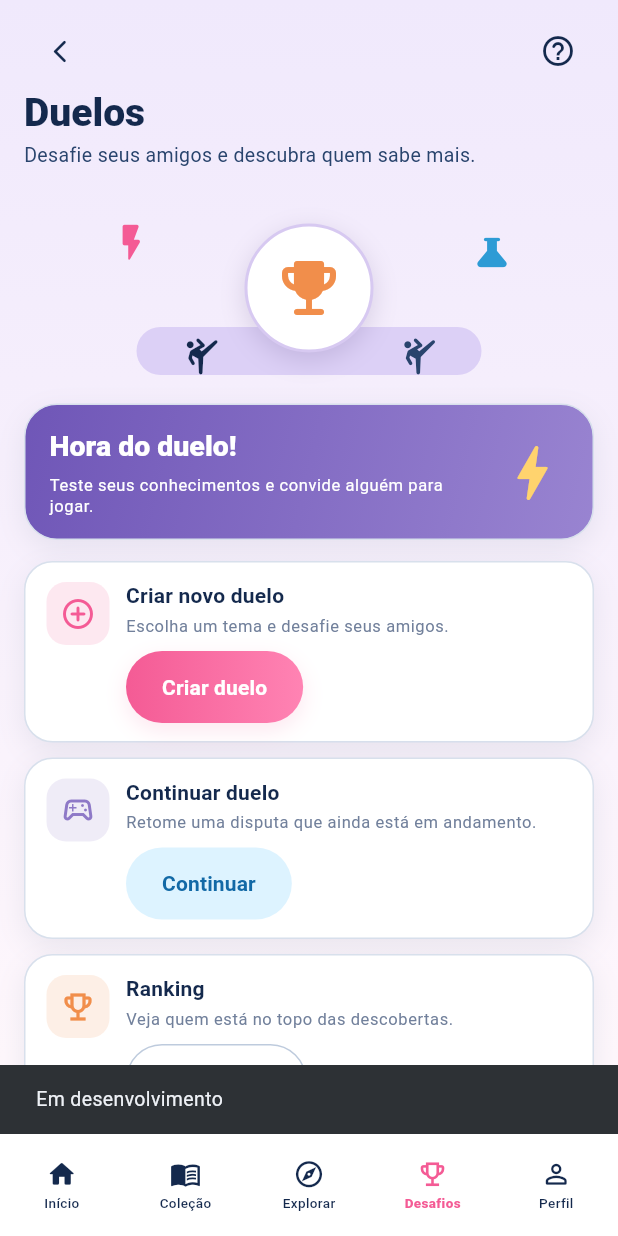
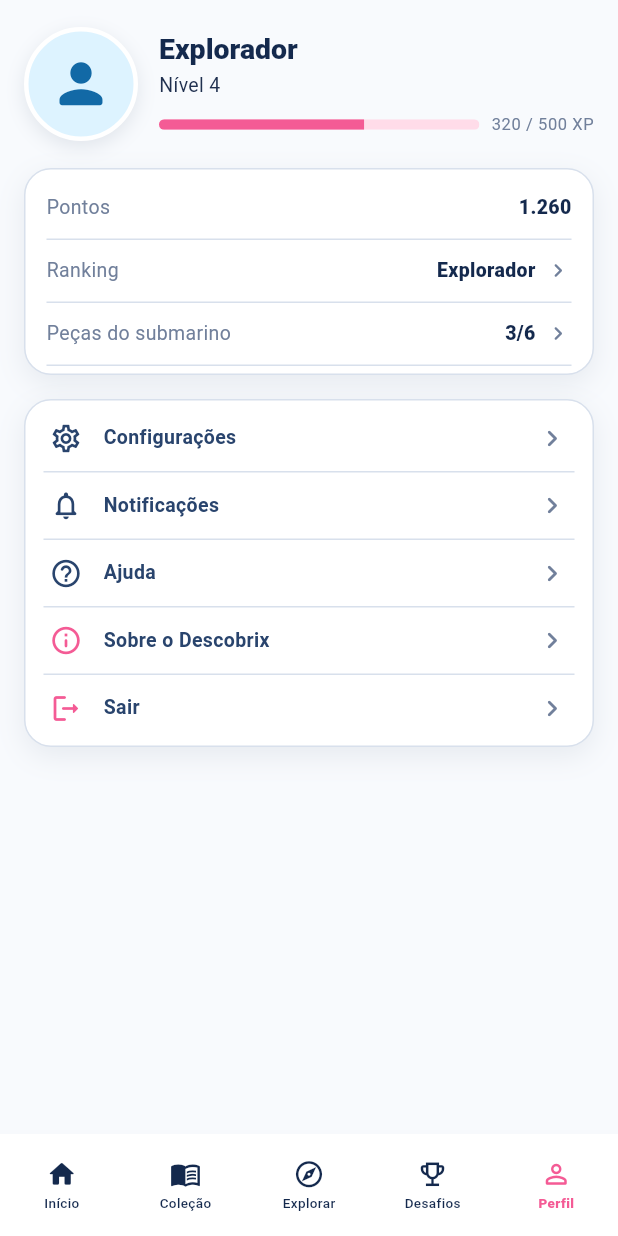
Before and after one commit to juliarichesky/descobrix-mobile, a Flutter app: the DuelsScreen screen opened directly, item 5 of the bottom bar chosen, on a phone screen of 412 x 824 dp. Run offline on Flutter 3.47's test engine with Material 3 defaults, Android fonts, the phone set to English and light mode, and no system bars; our stand-ins replace camera, shared_preferences; accounts and stored records are empty.

Commit message:
feat: implement user profile and logout functionality

```diff
--- a/lib/screens/collection_screen.dart
+++ b/lib/screens/collection_screen.dart
@@ -5,6 +5,7 @@ import '../models/discovery.dart';
 import '../theme/app_colors.dart';
 import 'duels_screen.dart';
 import 'item_detail_screen.dart';
+import 'profile_screen.dart';
 import 'scanner_screen.dart';
 
 class CollectionScreen extends StatefulWidget {
@@ -134,8 +135,10 @@ class _CollectionScreenState extends State<CollectionScreen> {
             .push(MaterialPageRoute<void>(builder: (_) => const DuelsScreen()));
         return;
       case 4:
-        ScaffoldMessenger.of(context)
-            .showSnackBar(const SnackBar(content: Text('Em desenvolvimento')));
+        Navigator.of(
+          context,
+        ).push(MaterialPageRoute<void>(builder: (_) => const ProfileScreen()));
+        return;
     }
   }
 
--- a/lib/screens/duels_screen.dart
+++ b/lib/screens/duels_screen.dart
@@ -6,6 +6,7 @@ import '../widgets/app_card.dart';
 import 'collection_screen.dart';
 import 'friends_screen.dart';
 import 'ongoing_duels_screen.dart';
+import 'profile_screen.dart';
 import 'ranking_screen.dart';
 import 'scanner_screen.dart';
 
@@ -59,7 +60,9 @@ class DuelsScreen extends StatelessWidget {
       case 3:
         return;
       case 4:
-        _showInDevelopment(context);
+        Navigator.of(
+          context,
+        ).push(MaterialPageRoute<void>(builder: (_) => const ProfileScreen()));
         return;
     }
   }
--- a/lib/screens/home_screen.dart
+++ b/lib/screens/home_screen.dart
@@ -6,6 +6,7 @@ import '../theme/app_colors.dart';
 import '../widgets/app_card.dart';
 import 'collection_screen.dart';
 import 'duels_screen.dart';
+import 'profile_screen.dart';
 import 'scanner_screen.dart';
 
 class HomeScreen extends StatefulWidget {
@@ -99,6 +100,10 @@ class _HomeScreenState extends State<HomeScreen> {
             _openDuels();
             return;
           }
+          if (index == 4) {
+            _openProfile();
+            return;
+          }
           setState(() => _selectedIndex = index);
           if (index != 0) _showInDevelopment();
         },
@@ -126,6 +131,11 @@ class _HomeScreenState extends State<HomeScreen> {
   void _openDuels() {
     Navigator.of(context)
         .push(MaterialPageRoute<void>(builder: (_) => const DuelsScreen()));
+  }
+
+  void _openProfile() {
+    Navigator.of(context)
+        .push(MaterialPageRoute<void>(builder: (_) => const ProfileScreen()));
   }
 }
 
--- /dev/null
+++ b/lib/screens/profile_screen.dart
@@ -0,0 +1,503 @@
+import 'package:flutter/material.dart';
+
+import '../data/local_account_store.dart';
+import '../theme/app_colors.dart';
+import '../widgets/app_card.dart';
+import 'collection_screen.dart';
+import 'duels_screen.dart';
+import 'login_screen.dart';
+import 'ranking_screen.dart';
+import 'scanner_screen.dart';
+
+class ProfileScreen extends StatefulWidget {
+  const ProfileScreen({super.key});
+
+  @override
+  State<ProfileScreen> createState() => _ProfileScreenState();
+}
+
+class _ProfileScreenState extends State<ProfileScreen> {
+  String _userName = 'Explorador';
+
+  @override
+  void initState() {
+    super.initState();
+    _loadAccount();
+  }
+
+  Future<void> _loadAccount() async {
+    final account = await LocalAccountStore.loadAccount();
+    if (!mounted || account == null) return;
+    final name = account.name.trim();
+    if (name.isEmpty) return;
+    setState(() => _userName = name.split(RegExp(r'\s+')).first);
+  }
+
+  void _openRanking() {
+    Navigator.of(context)
+        .push(MaterialPageRoute<void>(builder: (_) => const RankingScreen()));
+  }
+
+  void _showSettings() {
+    _showDialog(
+      title: 'Configura\u00E7\u00F5es',
+      content: const Column(
+        mainAxisSize: MainAxisSize.min,
+        crossAxisAlignment: CrossAxisAlignment.start,
+        children: <Widget>[
+          Text('Prefer\u00EAncias demonstrativas'),
+          SizedBox(height: 12),
+          Text('\u2022 Sons: ativados'),
+          Text('\u2022 Anima\u00E7\u00F5es: ativadas'),
+          Text('\u2022 Idioma: portugu\u00EAs (Brasil)'),
+        ],
+      ),
+    );
+  }
+
+  void _showNotifications() {
+    _showDialog(
+      title: 'Notifica\u00E7\u00F5es',
+      content: const Text(
+        'As notifica\u00E7\u00F5es ser\u00E3o implementadas em uma pr\u00F3xima etapa. Nenhuma permiss\u00E3o foi solicitada.',
+      ),
+    );
+  }
+
+  void _showHelp() {
+    _showDialog(
+      title: 'Ajuda',
+      content: const Text(
+        'Explore o mapa e use o Scanner para descobrir objetos. Adicione descobertas \u00E0 cole\u00E7\u00E3o e participe de duelos demonstrativos com seus amigos.',
+      ),
+    );
+  }
+
+  void _showAbout() {
+    _showDialog(
+      title: 'Sobre o Descobrix',
+      content: const Text(
+        'O Descobrix \u00E9 um jogo educativo sobre aplica\u00E7\u00F5es da tecnologia nuclear no cotidiano, apresentado de forma simples e segura.',
+      ),
+    );
+  }
+
+  void _showDialog({required String title, required Widget content}) {
+    showDialog<void>(
+      context: context,
+      builder: (dialogContext) {
+        return AlertDialog(
+          title: Text(title),
+          content: content,
+          actions: <Widget>[
+            TextButton(
+              onPressed: () => Navigator.of(dialogContext).pop(),
+              child: const Text('Fechar'),
+            ),
+          ],
+        );
+      },
+    );
+  }
+
+  Future<void> _confirmSignOut() async {
+    final shouldSignOut = await showDialog<bool>(
+      context: context,
+      builder: (dialogContext) {
+        return AlertDialog(
+          title: const Text('Sair da conta?'),
+          content: const Text(
+            'Voc\u00EA voltar\u00E1 para a tela de Login. Sua conta e sua cole\u00E7\u00E3o permanecer\u00E3o salvas neste dispositivo.',
+          ),
+          actions: <Widget>[
+            TextButton(
+              onPressed: () => Navigator.of(dialogContext).pop(false),
+              child: const Text('Cancelar'),
+            ),
+            ElevatedButton(
+              onPressed: () => Navigator.of(dialogContext).pop(true),
+              style: ElevatedButton.styleFrom(
+                backgroundColor: AppColors.pink,
+                foregroundColor: AppColors.surface,
+              ),
+              child: const Text('Sair'),
+            ),
+          ],
+        );
+      },
+    );
+
+    if (shouldSignOut != true || !mounted) return;
+    Navigator.of(context).pushAndRemoveUntil(
+      MaterialPageRoute<void>(builder: (_) => const LoginScreen()),
+      (route) => false,
+    );
+  }
+
+  void _onNavigationSelected(int index) {
+    switch (index) {
+      case 0:
+        Navigator.of(context).popUntil((route) => route.isFirst);
+        return;
+      case 1:
+        Navigator.of(context).push(
+          MaterialPageRoute<void>(builder: (_) => const CollectionScreen()),
+        );
+        return;
+      case 2:
+        Navigator.of(
+          context,
+        ).push(MaterialPageRoute<void>(builder: (_) => const ScannerScreen()));
+        return;
+      case 3:
+        Navigator.of(context)
+            .push(MaterialPageRoute<void>(builder: (_) => const DuelsScreen()));
+        return;
+      case 4:
+        return;
+    }
+  }
+
+  @override
+  Widget build(BuildContext context) {
+    final textTheme = Theme.of(context).textTheme;
+
+    return Scaffold(
+      backgroundColor: AppColors.background,
+      body: SafeArea(
+        bottom: false,
+        child: SingleChildScrollView(
+          padding: const EdgeInsets.fromLTRB(16, 18, 16, 20),
+          child: Column(
+            crossAxisAlignment: CrossAxisAlignment.stretch,
+            children: <Widget>[
+              _buildProfileHeader(textTheme),
+              const SizedBox(height: 18),
+              _buildStatsCard(textTheme),
+              const SizedBox(height: 16),
+              _buildOptions(textTheme),
+            ],
+          ),
+        ),
+      ),
+      bottomNavigationBar: _ProfileNavigation(
+        selectedIndex: 4,
+        onSelected: _onNavigationSelected,
+      ),
+    );
+  }
+
+  Widget _buildProfileHeader(TextTheme textTheme) {
+    return Row(
+      crossAxisAlignment: CrossAxisAlignment.center,
+      children: <Widget>[
+        Container(
+          width: 76,
+          height: 76,
+          decoration: BoxDecoration(
+            shape: BoxShape.circle,
+            color: AppColors.blueLight,
+            border: Border.all(color: AppColors.surface, width: 3),
+            boxShadow: const <BoxShadow>[
+              BoxShadow(
+                color: Color(0x1A0E2A4D),
+                blurRadius: 10,
+                offset: Offset(0, 4),
+              ),
+            ],
+          ),
+          child: const Icon(
+            Icons.person_rounded,
+            color: AppColors.blueDeep,
+            size: 43,
+          ),
+        ),
+        const SizedBox(width: 14),
+        Expanded(
+          child: Column(
+            crossAxisAlignment: CrossAxisAlignment.start,
+            children: <Widget>[
+              Text(
+                _userName,
+                maxLines: 1,
+                overflow: TextOverflow.ellipsis,
+                style: textTheme.headlineMedium?.copyWith(fontSize: 19),
+              ),
+              const SizedBox(height: 4),
+              Text('N\u00EDvel 4', style: textTheme.bodyMedium),
+              const SizedBox(height: 9),
+              Row(
+                children: <Widget>[
+                  Expanded(
+                    child: ClipRRect(
+                      borderRadius: BorderRadius.circular(10),
+                      child: const LinearProgressIndicator(
+                        value: 0.64,
+                        minHeight: 7,
+                        backgroundColor: AppColors.pinkLight,
+                        valueColor: AlwaysStoppedAnimation<Color>(
+                          AppColors.pink,
+                        ),
+                      ),
+                    ),
+                  ),
+                  const SizedBox(width: 8),
+                  Text('320 / 500 XP', style: textTheme.bodySmall),
+                ],
+              ),
+            ],
+          ),
+        ),
+      ],
+    );
+  }
+
+  Widget _buildStatsCard(TextTheme textTheme) {
+    return AppCard(
+      padding: const EdgeInsets.symmetric(horizontal: 14, vertical: 5),
+      borderRadius: 18,
+      child: Column(
+        children: <Widget>[
+          _StatRow(label: 'Pontos', value: '1.260', textTheme: textTheme),
+          _StatRow(
+            label: 'Ranking',
+            value: 'Explorador',
+            textTheme: textTheme,
+            onTap: _openRanking,
+          ),
+          _StatRow(
+            label: 'Pe\u00E7as do submarino',
+            value: '3/6',
+            textTheme: textTheme,
+            onTap: () => _showDialog(
+              title: 'Pe\u00E7as do submarino',
+              content: const Text('Esta tela est\u00E1 em desenvolvimento.'),
+            ),
+          ),
+        ],
+      ),
+    );
+  }
+
+  Widget _buildOptions(TextTheme textTheme) {
+    return AppCard(
+      padding: const EdgeInsets.symmetric(horizontal: 12, vertical: 3),
+      borderRadius: 18,
+      child: Column(
+        children: <Widget>[
+          _ProfileOption(
+            icon: Icons.settings_outlined,
+            color: AppColors.navySoft,
+            label: 'Configura\u00E7\u00F5es',
+            onTap: _showSettings,
+          ),
+          _ProfileOption(
+            icon: Icons.notifications_none_rounded,
+            color: AppColors.navySoft,
+            label: 'Notifica\u00E7\u00F5es',
+            onTap: _showNotifications,
+          ),
+          _ProfileOption(
+            icon: Icons.help_outline_rounded,
+            color: AppColors.navySoft,
+            label: 'Ajuda',
+            onTap: _showHelp,
+          ),
+          _ProfileOption(
+            icon: Icons.info_outline_rounded,
+            color: AppColors.pink,
+            label: 'Sobre o Descobrix',
+            onTap: _showAbout,
+          ),
+          _ProfileOption(
+            icon: Icons.logout_rounded,
+            color: AppColors.pink,
+            label: 'Sair',
+            onTap: _confirmSignOut,
+            showDivider: false,
+          ),
+        ],
+      ),
+    );
+  }
+}
+
+class _StatRow extends StatelessWidget {
+  const _StatRow({
+    required this.label,
+    required this.value,
+    required this.textTheme,
+    this.onTap,
+  });
+
+  final String label;
+  final String value;
+  final TextTheme textTheme;
+  final VoidCallback? onTap;
+
+  @override
+  Widget build(BuildContext context) {
+    return Container(
+      constraints: const BoxConstraints(minHeight: 42),
+      decoration: const BoxDecoration(
+        border: Border(bottom: BorderSide(color: AppColors.border)),
+      ),
+      child: InkWell(
+        onTap: onTap,
+        borderRadius: BorderRadius.circular(12),
+        child: Padding(
+          padding: const EdgeInsets.symmetric(vertical: 8),
+          child: Row(
+            children: <Widget>[
+              Expanded(
+                child: Text(
+                  label,
+                  style: textTheme.bodyMedium?.copyWith(
+                    color: AppColors.textMuted,
+                  ),
+                ),
+              ),
+              Text(
+                value,
+                style: textTheme.bodyMedium?.copyWith(
+                  color: AppColors.navy,
+                  fontWeight: FontWeight.w800,
+                ),
+              ),
+              if (onTap != null) ...<Widget>[
+                const SizedBox(width: 6),
+                const Icon(
+                  Icons.chevron_right_rounded,
+                  color: AppColors.textMuted,
+                  size: 18,
+                ),
+              ],
+            ],
+          ),
+        ),
+      ),
+    );
+  }
+}
+
+class _ProfileOption extends StatelessWidget {
+  const _ProfileOption({
+    required this.icon,
+    required this.color,
+    required this.label,
+    required this.onTap,
+    this.showDivider = true,
+  });
+
+  final IconData icon;
+  final Color color;
+  final String label;
+  final VoidCallback onTap;
+  final bool showDivider;
+
+  @override
+  Widget build(BuildContext context) {
+    return Container(
+      decoration: BoxDecoration(
+        border: showDivider
+            ? const Border(bottom: BorderSide(color: AppColors.border))
+            : null,
+      ),
+      child: InkWell(
+        onTap: onTap,
+        borderRadius: BorderRadius.circular(14),
+        child: Padding(
+          padding: const EdgeInsets.symmetric(horizontal: 4, vertical: 11),
+          child: Row(
+            children: <Widget>[
+              Icon(icon, color: color, size: 22),
+              const SizedBox(width: 14),
+              Expanded(
+                child: Text(
+                  label,
+                  style: Theme.of(context).textTheme.bodyMedium?.copyWith(
+                    color: AppColors.navySoft,
+                    fontWeight: FontWeight.w600,
+                  ),
+                ),
+              ),
+              const Icon(
+                Icons.chevron_right_rounded,
+                color: AppColors.textMuted,
+                size: 22,
+              ),
+            ],
+          ),
+        ),
+      ),
+    );
+  }
+}
+
+class _ProfileNavigation extends StatelessWidget {
+  const _ProfileNavigation({
+    required this.selectedIndex,
+    required this.onSelected,
+  });
+
+  final int selectedIndex;
+  final ValueChanged<int> onSelected;
+
+  static const _items = <({String label, IconData icon})>[
+    (label: 'In\u00EDcio', icon: Icons.home_rounded),
+    (label: 'Cole\u00E7\u00E3o', icon: Icons.menu_book_outlined),
+    (label: 'Explorar', icon: Icons.explore_outlined),
+    (label: 'Desafios', icon: Icons.emoji_events_outlined),
+    (label: 'Perfil', icon: Icons.person_outline_rounded),
+  ];
+
+  @override
+  Widget build(BuildContext context) {
+    return Material(
+      color: AppColors.surface,
+      elevation: 10,
+      shadowColor: const Color(0x240E2A4D),
+      child: SafeArea(
+        top: false,
+        child: SizedBox(
+          height: 68,
+          child: Row(
+            children: <Widget>[
+              for (var index = 0; index < _items.length; index++)
+                Expanded(
+                  child: InkWell(
+                    onTap: () => onSelected(index),
+                    child: Column(
+                      mainAxisAlignment: MainAxisAlignment.center,
+                      children: <Widget>[
+                        Icon(
+                          _items[index].icon,
+                          color: index == selectedIndex
+                              ? AppColors.pink
+                              : AppColors.navy,
+                          size: 21,
+                        ),
+                        const SizedBox(height: 3),
+                        Text(
+                          _items[index].label,
+                          style: TextStyle(
+                            color: index == selectedIndex
+                                ? AppColors.pink
+                                : AppColors.navy,
+                            fontSize: 9,
+                            fontWeight: index == selectedIndex
+                                ? FontWeight.w800
+                                : FontWeight.w500,
+                          ),
+                        ),
+                      ],
+                    ),
+                  ),
+                ),
+            ],
+          ),
+        ),
+      ),
+    );
+  }
+}
```
